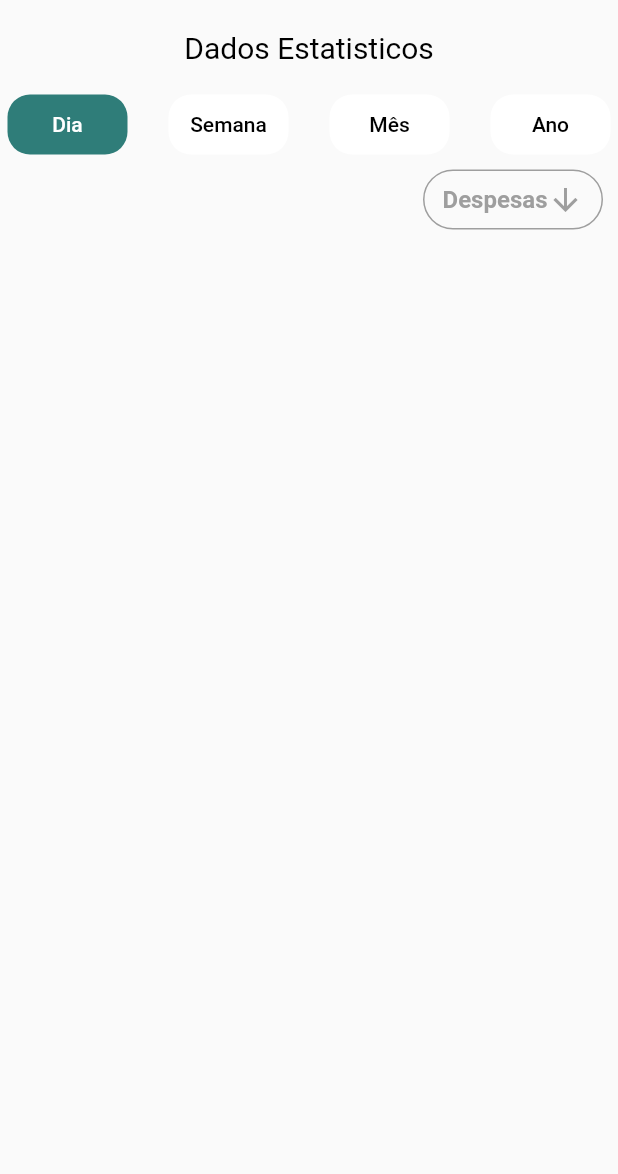
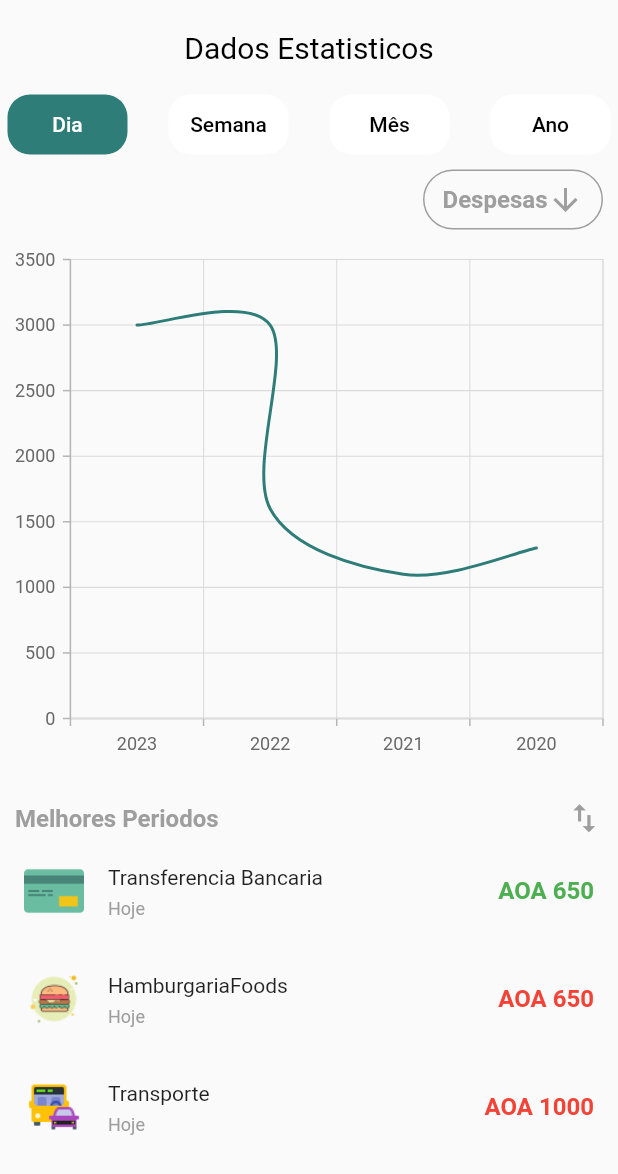
Before and after one commit to gellmesquita/financial-app-ui, a Flutter app: the screen it shows after launch, on a phone screen of 412 x 824 dp. Shown: the top 1174 px of the screen. Run offline on Flutter 3.47's test engine with Material 2 defaults, Android fonts, the phone set to English and light mode, and no system bars; our stand-ins replace syncfusion_flutter_charts.

Commit message:
mudando algumas cenas

```diff
--- /dev/null
+++ b/lib/data/top.dart
@@ -0,0 +1,23 @@
+import "package:financialapp/data/1.dart";
+
+List<Money> myData () {
+  Money m= Money();
+  m.fee="AOA 650";
+  m.image="Transfer.png";
+  m.time="Hoje";
+  m.nome="Transferencia Bancaria";
+  m.buy=false;
+  Money m1= Money();
+  m1.fee="AOA 650";
+  m1.image="food.png";
+  m1.time="Hoje";
+  m1.nome="HamburgariaFoods";
+  m1.buy=true;
+   Money m2= Money();
+  m2.fee="AOA 1000";
+  m2.image="Transportation.png";
+  m2.time="Hoje";
+  m2.nome="Transporte";
+  m2.buy=true;
+  return [m, m1, m2];
+}
--- a/lib/main.dart
+++ b/lib/main.dart
@@ -1,5 +1,5 @@
 import 'package:flutter/material.dart';
-
+import 'package:financialapp/widgtes/chart.dart';
 import 'package:financialapp/data/listData.dart';
 import "package:financialapp/screens/statistic.dart";
 
--- a/lib/screens/statistic.dart
+++ b/lib/screens/statistic.dart
@@ -1,6 +1,6 @@
 import 'package:flutter/material.dart';
-import 'package:syncfusion_flutter_charts/charts.dart';
-import 'package:syncfusion_flutter_charts/sparkcharts.dart';
+import 'package:financialapp/widgtes/chart.dart';
+import 'package:financialapp/data/top.dart';
 
 class Statistic extends StatefulWidget {
   const Statistic({super.key});
@@ -116,9 +116,72 @@ class _StatisticState extends State<Statistic> {
                       )
                     ],
                   ),
-                )
+                ),
+                const Chart(),
+                const SizedBox(
+                  height: 20,
+                ),
+                Padding(
+                  padding: const EdgeInsets.symmetric(
+                    horizontal: 10
+                  ),
+                  child: Row(
+                    mainAxisAlignment: MainAxisAlignment.spaceBetween,
+                    children: const [
+                      Text(
+                        "Melhores Periodos",
+                        style: TextStyle(
+                          fontSize: 16,
+                          color: Colors.grey,
+                          fontWeight: FontWeight.bold
+                        ),
+                      ),
+                      Icon(
+                        Icons.swap_vert,
+                        size: 25,
+                        color: Colors.grey,
+                      )
+                    ],
+                  ),
+                ),
               ],
             ),
+          ),
+          SliverList(
+            delegate: SliverChildBuilderDelegate(
+              (context, index) {
+                return  ListTile(
+                  leading: Image.asset(
+                    "images/${myData()[index].image}",
+                    width: 40,
+                    height: 40,
+                  ),
+                  title: Text(
+                    myData()[index].nome!,
+                    style: const TextStyle(
+                      fontSize: 14,
+                    ),
+                  ),
+                  trailing:Text(
+                    myData()[index].fee!,
+                    style:  TextStyle(
+                      fontSize: 16,
+                      color: myData()[index].buy ? Colors.red: Colors.green,
+                      fontWeight: FontWeight.bold
+                    ),
+                  ),
+                  subtitle: Text(
+                    myData()[index].time!,
+                    style: const TextStyle(
+                      fontSize: 12,
+                      color: Colors.grey
+                    ),
+                  ),
+                );
+              },
+              childCount: myData().length
+            ),
+
           )
         ],
        ),
--- a/lib/widgtes/chart.dart
+++ b/lib/widgtes/chart.dart
@@ -12,22 +12,34 @@ class Chart extends StatefulWidget {
 class _ChartState extends State<Chart> {
   @override
   Widget build(BuildContext context) {
-    return Scaffold(
-      body:Container(
+    return SizedBox(
         width: double.infinity,
         height: 350,
         child: SfCartesianChart(
           primaryXAxis: CategoryAxis(),
+          series: <SplineSeries<Vendas, String>>[
+            SplineSeries<Vendas, String>(
+              color: const Color.fromARGB(255, 47, 125, 121),
+              dataSource: <Vendas>[
+                Vendas(3000, "2023"),
+                Vendas(3000, "2022"),
+                Vendas(1600, "2022"),
+                Vendas(1100, "2021"),
+                Vendas(1300, "2020"),
+              ],
+              xValueMapper: (Vendas v, index) => v.year,
+              yValueMapper: (Vendas v, index) => v.vendas
+            )
+          ]
 
-        ),
-      )
-    );
+          ),
+      );
   }
 }
 
 class Vendas {
   final String year;
-  final String vendas;
+  final int vendas;
 
-  Vendas(this.year, this.vendas);
+  Vendas( this.vendas,this.year,);
 }
--- a/pubspec.yaml
+++ b/pubspec.yaml
@@ -30,7 +30,7 @@ environment:
 dependencies:
   flutter:
     sdk: flutter
-
+  syncfusion_flutter_charts: ^21.1.39
 
   # The following adds the Cupertino Icons font to your application.
   # Use with the CupertinoIcons class for iOS style icons.
@@ -39,7 +39,7 @@ dependencies:
 dev_dependencies:
   flutter_test:
     sdk: flutter
-  syncfusion_flutter_charts: ^21.1.39
+
   # The "flutter_lints" package below contains a set of recommended lints to
   # encourage good coding practices. The lint set provided by the package is
   # activated in the `analysis_options.yaml` file located at the root of your
```
Also changed, not shown: pubspec.lock.
